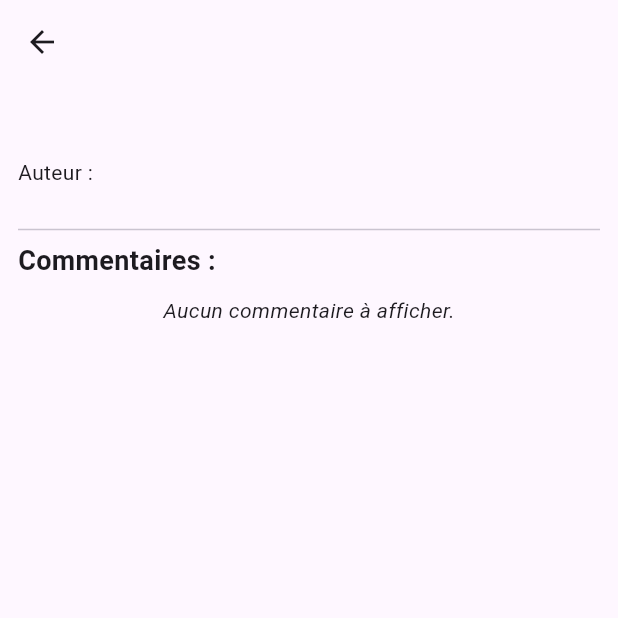
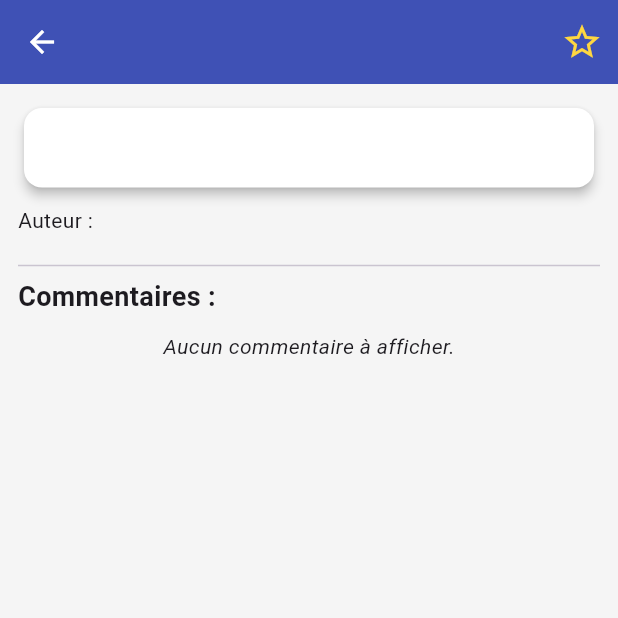
Before and after one commit to ouliliiiiii/exam_flutter, a Flutter app: the DetailsArticle screen opened directly with empty values, on a phone screen of 412 x 824 dp, the top half of it. Run offline on Flutter 3.47's test engine with Material 3 defaults, Android fonts, the phone set to English and light mode, and no system bars; our stand-ins replace sqflite; accounts and stored records are empty; network calls fail.

```diff
--- a/lib/ecrans/detailsarticle.dart
+++ b/lib/ecrans/detailsarticle.dart
@@ -6,6 +6,7 @@ import '../services/commentaireservice.dart';
 import 'package:url_launcher/url_launcher.dart';
 import 'dart:convert';
 import 'package:http/http.dart' as http;
+import '../services/db_helper.dart';
 
 class DetailsArticle extends StatefulWidget {
   final Article article;
@@ -19,22 +20,18 @@ class DetailsArticle extends StatefulWidget {
 class _DetailsArticleState extends State<DetailsArticle> {
   final Api api = Api();
   List<Commentaire> commentaires = [];
-
-  // Gère les commentaires dont on affiche les réponses
+  late bool isFavori;
+  final DbHelper _dbHelper = DbHelper();
   Set<int> commentairesAvecReponsesVisibles = {};
-
-  // Gère les textes complets affichés (pour "Lire la suite")
   Set<int> commentairesAvecTexteComplet = {};
-
-  // Gère affichage complet du texte de l'article
   bool articleTexteComplet = false;
-
   final int maxLinesPreview = 3;
 
   @override
   void initState() {
     super.initState();
     fetchCommentaires(widget.article.id);
+    isFavori = widget.article.isFavori;
   }
 
   Future<void> fetchCommentaires(int articleId) async {
@@ -46,7 +43,6 @@ class _DetailsArticleState extends State<DetailsArticle> {
       final List<int> commentIds = (data['kids'] as List?)?.cast<int>() ?? [];
 
       final commentaires = await CommentaireService.getCommentaires(commentIds);
-
       if (!mounted) return;
       setState(() {
         this.commentaires = commentaires;
@@ -60,28 +56,27 @@ class _DetailsArticleState extends State<DetailsArticle> {
     final texteNettoye = (com.texte ?? '').replaceAll(RegExp(r'<[^>]*>'), '');
     final bool showFullText = commentairesAvecTexteComplet.contains(com.id);
     final bool isLongText = texteNettoye.length > 150;
-
     bool showReplies = commentairesAvecReponsesVisibles.contains(com.id);
 
     return Padding(
       padding: EdgeInsets.only(left: depth * 16.0, top: 8, bottom: 8),
+      child: Card(
+        child: Padding(
+          padding: const EdgeInsets.all(12),
           child: Column(
             crossAxisAlignment: CrossAxisAlignment.start,
             children: [
-          Card(
-            color: Colors.grey[100],
-            child: ListTile(
-              title: Text(com.auteur ?? 'Anonyme'),
-              subtitle: Column(
-                crossAxisAlignment: CrossAxisAlignment.start,
-                children: [
+              Text(
+                com.auteur ?? 'Anonyme',
+                style: const TextStyle(fontWeight: FontWeight.bold),
+              ),
+              const SizedBox(height: 4),
               Text(
                 texteNettoye,
                 maxLines: showFullText ? null : maxLinesPreview,
                 overflow: showFullText
                     ? TextOverflow.visible
                     : TextOverflow.ellipsis,
-                    style: const TextStyle(fontSize: 14),
               ),
               if (isLongText)
                 TextButton(
@@ -96,14 +91,8 @@ class _DetailsArticleState extends State<DetailsArticle> {
                   },
                   child: Text(showFullText ? 'Réduire' : 'Lire la suite'),
                 ),
-                ],
-              ),
-            ),
-          ),
               if (com.reponses.isNotEmpty)
-            Padding(
-              padding: const EdgeInsets.only(left: 16.0),
-              child: TextButton(
+                TextButton(
                   onPressed: () {
                     setState(() {
                       if (showReplies) {
@@ -119,12 +108,13 @@ class _DetailsArticleState extends State<DetailsArticle> {
                         : 'Voir les réponses (${com.reponses.length})',
                   ),
                 ),
-            ),
               if (showReplies)
                 ...com.reponses
                     .map((rep) => buildComment(rep, depth: depth + 1))
                     .toList(),
             ],
+          ),
+        ),
       ),
     );
   }
@@ -137,23 +127,49 @@ class _DetailsArticleState extends State<DetailsArticle> {
     );
     final bool articleHasText = texteNettoye.isNotEmpty;
 
-    final bool showArticleFullText = articleTexteComplet || !articleHasText;
-
     return Scaffold(
-      appBar: AppBar(title: Text(widget.article.titre)),
+      appBar: AppBar(
+        title: Text(widget.article.titre),
+        actions: [
+          IconButton(
+            icon: Icon(
+              isFavori ? Icons.star : Icons.star_border,
+              color: Colors.amberAccent,
+              size: 28,
+            ),
+            onPressed: () async {
+              setState(() {
+                isFavori = !isFavori;
+              });
+              await _dbHelper.updateFavori(widget.article.id, isFavori);
+            },
+          ),
+        ],
+      ),
       body: ListView(
         padding: const EdgeInsets.all(12.0),
         children: [
-          Text(
+          Card(
+            child: Padding(
+              padding: const EdgeInsets.all(12.0),
+              child: Text(
                 widget.article.titre,
-            style: const TextStyle(fontSize: 20, fontWeight: FontWeight.bold),
+                style: const TextStyle(
+                  fontSize: 20,
+                  fontWeight: FontWeight.bold,
+                ),
+              ),
+            ),
           ),
           const SizedBox(height: 8),
-          Text('Auteur : ${widget.article.auteur ?? "Neant"}'),
-          const SizedBox(height: 8),
+          Text("Auteur : ${widget.article.auteur ?? "Inconnu"}"),
+          const SizedBox(height: 12),
 
           if (articleHasText)
-            Column(
+            Card(
+              child: Padding(
+                padding: const EdgeInsets.all(12),
+                child: Column(
                   crossAxisAlignment: CrossAxisAlignment.start,
                   children: [
                     Text(
@@ -177,14 +193,16 @@ class _DetailsArticleState extends State<DetailsArticle> {
                       ),
                   ],
                 ),
-
-          const SizedBox(height: 12),
+              ),
+            ),
 
           if (commentaires.isEmpty &&
               widget.article.url != null &&
               widget.article.url!.trim().isNotEmpty &&
               widget.article.url! != "null")
-            TextButton(
+            Padding(
+              padding: const EdgeInsets.symmetric(vertical: 10),
+              child: ElevatedButton.icon(
                 onPressed: () async {
                   final uri = Uri.tryParse(widget.article.url!);
                   if (uri != null && await canLaunchUrl(uri)) {
@@ -197,7 +215,16 @@ class _DetailsArticleState extends State<DetailsArticle> {
                     );
                   }
                 },
-              child: const Text("Voir l'article au complet"),
+                icon: const Icon(Icons.open_in_new),
+                label: const Text("Voir l'article complet"),
+                style: ElevatedButton.styleFrom(
+                  backgroundColor: Colors.indigo,
+                  foregroundColor: Colors.white,
+                  shape: RoundedRectangleBorder(
+                    borderRadius: BorderRadius.circular(10),
+                  ),
+                ),
+              ),
             ),
 
           const Divider(),
--- a/lib/models/article.dart
+++ b/lib/models/article.dart
@@ -9,6 +9,7 @@ class Article {
   final List<int>? id_com;
   final String? texte;
   final List<Commentaire> commentaires;
+  final bool isFavori;
 
   Article({
     required this.id,
@@ -19,6 +20,7 @@ class Article {
     this.id_com,
     this.texte,
     this.commentaires = const [],
+    this.isFavori = false,
   });
 
   factory Article.fromJson(Map<String, dynamic> json) {
@@ -33,6 +35,23 @@ class Article {
     );
   }
 
+  factory Article.fromDb(
+    Map<String, dynamic> data,
+    List<Commentaire> commentaires,
+  ) {
+    return Article(
+      id: data['id'] as int,
+      titre: data['titre'] as String,
+      auteur: data['auteur'] as String?,
+      nbre_commentaire: data['nbre_commentaire'] as int?,
+      url: data['url'] as String?,
+      texte: data['texte'] as String?,
+      commentaires: commentaires,
+      id_com: commentaires.map((c) => c.id).toList(),
+      isFavori: (data['is_favori'] ?? 0) == 1,
+    );
+  }
+
   Map<String, dynamic> toMap() {
     return {
       'id': id,
@@ -41,6 +60,21 @@ class Article {
       'nbre_commentaire': nbre_commentaire,
       'url': url,
       'texte': texte,
+      'is_favori': isFavori ? 1 : 0,
     };
   }
+
+  Article copyWith({bool? isFavori}) {
+    return Article(
+      id: id,
+      titre: titre,
+      auteur: auteur,
+      nbre_commentaire: nbre_commentaire,
+      url: url,
+      texte: texte,
+      id_com: id_com,
+      commentaires: commentaires,
+      isFavori: isFavori ?? this.isFavori,
+    );
+  }
 }
```
Also changed, not shown: lib/ecrans/AfficheFav.dart (added, +89 -0 lines), lib/ecrans/accueil.dart (+68 -7 lines), lib/main.dart (+20 -3 lines), lib/services/api.dart (+38 -17 lines), lib/services/db_helper.dart (+88 -24 lines). Lines whose indentation alone changed are shown as unchanged.
